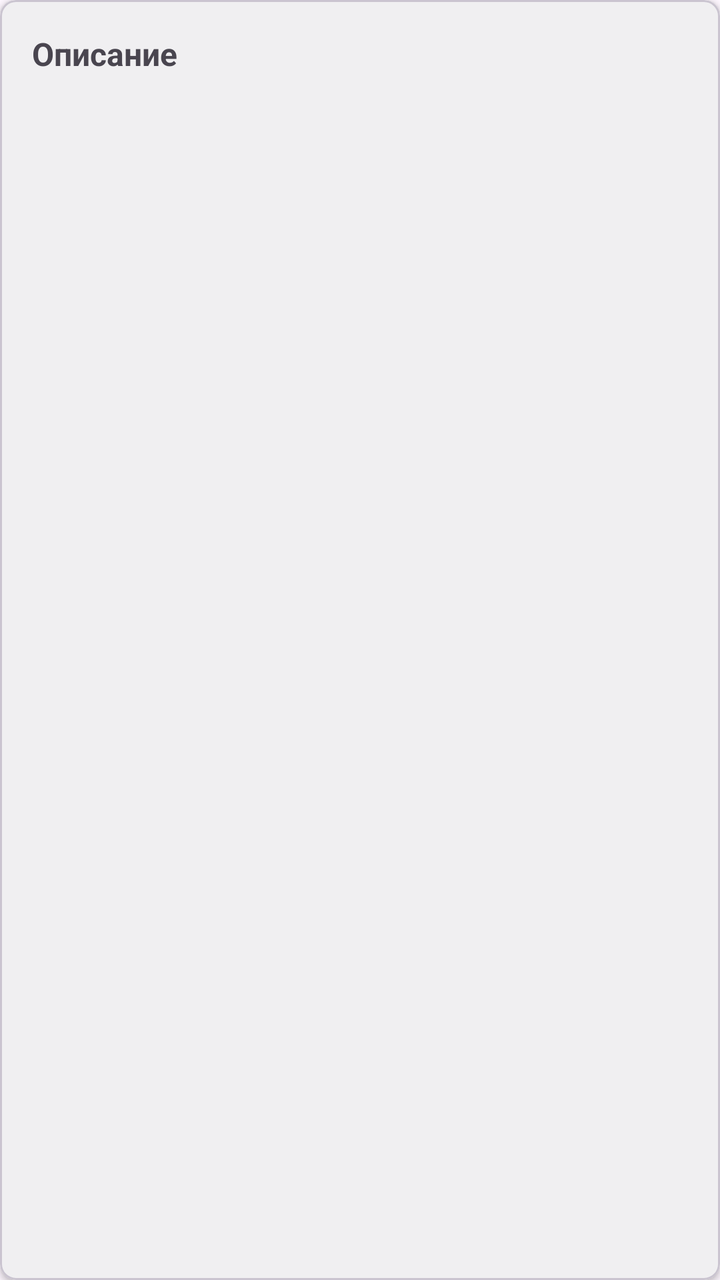
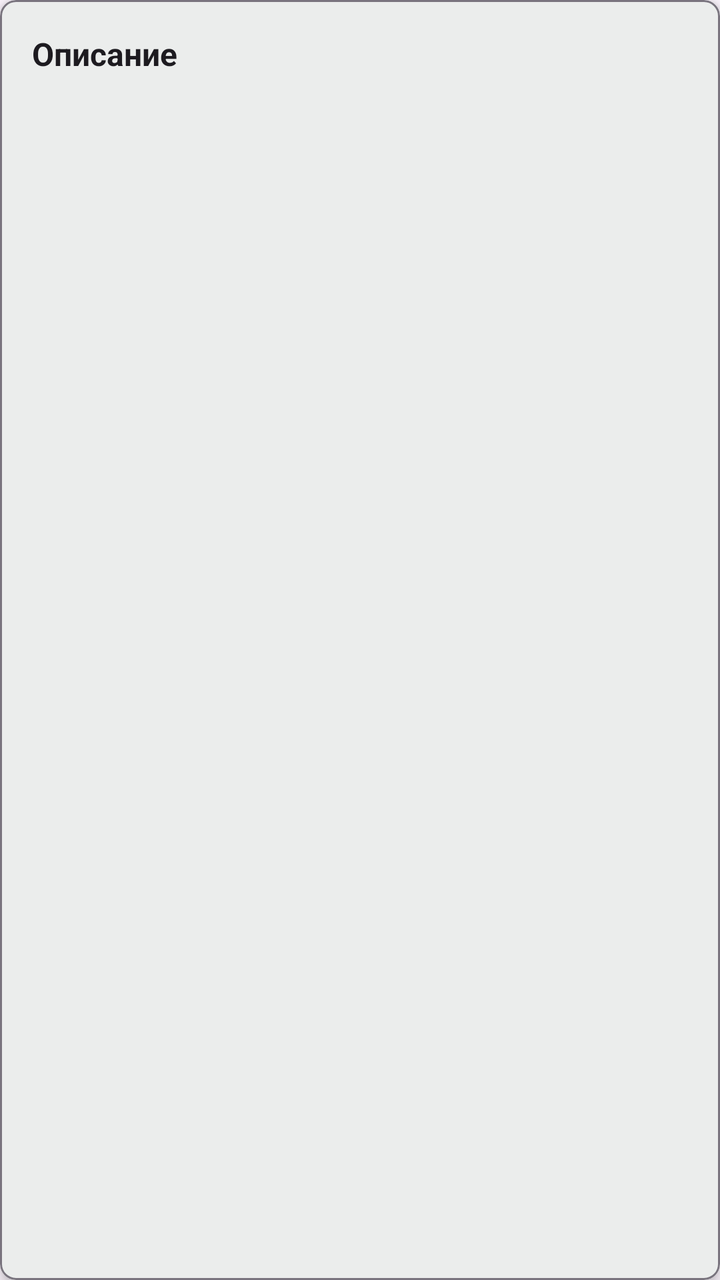

Before-and-after screenshots of an Android layout around one commit, followed by the original layout XML and the change that was made.
<!-- AndroidManifest.xml: application theme Theme.PassManager -->
<!-- res/layout/item_password_simple.xml -->
<?xml version="1.0" encoding="utf-8"?>
<com.google.android.material.card.MaterialCardView xmlns:android="http://schemas.android.com/apk/res/android"
    xmlns:app="http://schemas.android.com/apk/res-auto"
    android:layout_width="match_parent"
    android:layout_height="wrap_content"
    android:layout_margin="8dp"
    app:cardElevation="2dp"
    app:cardCornerRadius="8dp">

    <TextView
        android:id="@+id/descriptionText"
        android:layout_width="match_parent"
        android:layout_height="wrap_content"
        android:padding="16dp"
        android:text="Описание"
        android:textSize="16sp"
        android:textStyle="bold" />

</com.google.android.material.card.MaterialCardView>
<!-- resources referenced by this layout -->
<resources>
  <style name="Theme.PassManager" parent="Theme.Material3.DayNight.NoActionBar">
          <item name="colorPrimary">@color/color_primary</item> /&gt;
      </style>
  <color name="color_primary">#388E3C</color>
</resources>

<!-- the commit's change to res/layout/item_password_simple.xml (unified diff, before → after) -->
@@ -4,8 +4,12 @@
     android:layout_width="match_parent"
     android:layout_height="wrap_content"
     android:layout_margin="8dp"
-    app:cardElevation="2dp"
-    app:cardCornerRadius="8dp">
+    app:cardElevation="4dp"
+    app:cardCornerRadius="8dp"
+    app:cardBackgroundColor="?attr/colorSurface"
+    app:strokeColor="?attr/colorOutline"
+    app:strokeWidth="1dp"
+    android:foreground="?attr/selectableItemBackground">
 
     <TextView
         android:id="@+id/descriptionText"
@@ -14,6 +18,7 @@
         android:padding="16dp"
         android:text="Описание"
         android:textSize="16sp"
-        android:textStyle="bold" />
+        android:textStyle="bold"
+        android:textColor="?attr/colorOnSurface" />
 
 </com.google.android.material.card.MaterialCardView>
